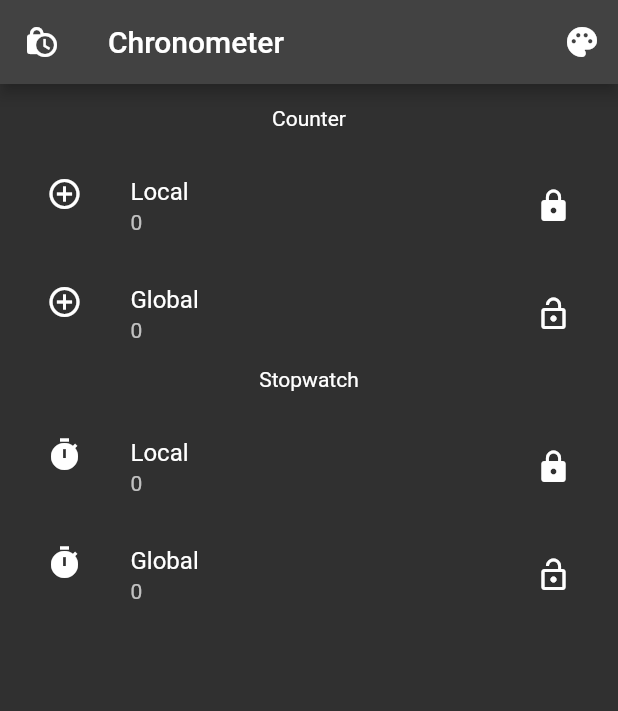
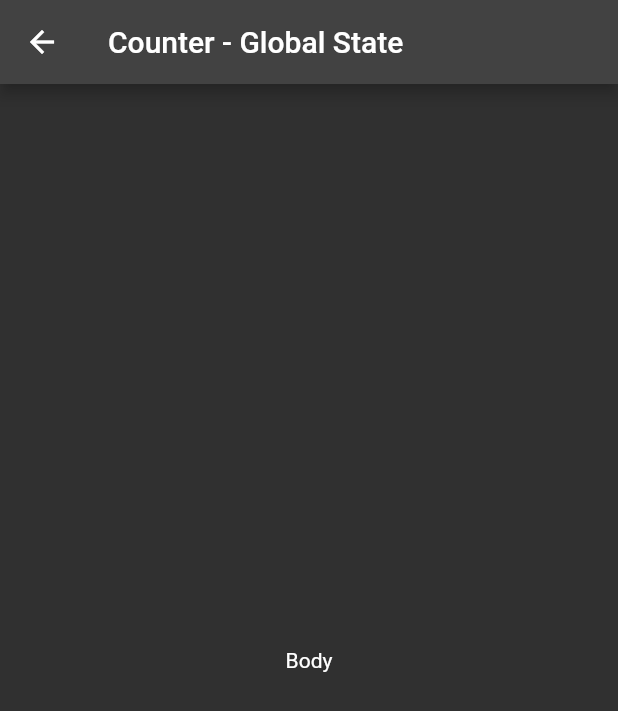
Before and after one commit to armando-mobile-flutter/chronometer, a Flutter app: the screen it shows after launch, after a tap on "Global", on a phone screen of 412 x 824 dp. Shown: the top 711 px of the screen. Run offline on Flutter 3.47's test engine with Material 2 defaults, Android fonts, the phone set to English and light mode, and no system bars; our stand-ins replace equatable, flutter_bloc, shared_preferences.

Commit message:
Create Counter Screen and renderScreen Function

```diff
--- /dev/null
+++ b/lib/app/main/counter/counter_screen.dart
@@ -0,0 +1,62 @@
+import 'package:flutter/cupertino.dart';
+import 'package:flutter/foundation.dart';
+import 'package:flutter/material.dart' hide Theme;
+import 'package:chronometer/app/main/shared/utils/build_theme.dart';
+
+class CouterScreenWithGlobalState extends StatelessWidget {
+  const CouterScreenWithGlobalState({super.key});
+  final String title = 'Counter - Global State';
+
+  @override
+  Widget build(BuildContext context) =>
+      defaultTargetPlatform == TargetPlatform.iOS
+          ? _IOSCounterScreen(title: title)
+          : _AndroidCounterScreen(title: title);
+}
+
+class CouterScreenWithLocalState extends StatelessWidget {
+  final String title = 'Counter - Local State';
+
+  @override
+  Widget build(BuildContext context) =>
+      defaultTargetPlatform == TargetPlatform.iOS
+          ? _IOSCounterScreen(title: title)
+          : _AndroidCounterScreen(title: title);
+}
+
+class _IOSCounterScreen extends StatelessWidget {
+  _IOSCounterScreen({super.key, required this.title});
+  final String title;
+
+  @override
+  Widget build(BuildContext context) {
+    return CupertinoPageScaffold(
+      navigationBar: CupertinoNavigationBar(
+        middle: Text(title),
+        leading: CupertinoButton(
+          child: Icon(CupertinoIcons.back,
+              size: 32, color: BuildTheme.getIOSIconColor(context)),
+          padding: EdgeInsets.zero,
+          onPressed: () => Navigator.pop(context),
+        ),
+      ),
+      child: Container(
+        child: const Text('Body', textAlign: TextAlign.center),
+      ),
+    );
+  }
+}
+
+class _AndroidCounterScreen extends StatelessWidget {
+  _AndroidCounterScreen({super.key, required this.title});
+  final String title;
+
+  @override
+  Widget build(BuildContext context) {
+    return Scaffold(
+        appBar: AppBar(
+          title: Text(title),
+        ),
+        body: Center(child: const Text('Body', textAlign: TextAlign.center)));
+  }
+}
--- a/lib/app/main/models/menu.dart
+++ b/lib/app/main/models/menu.dart
@@ -1,3 +1,6 @@
+import 'package:flutter/cupertino.dart';
+import 'package:chronometer/app/main/counter/counter_screen.dart';
+
 class Menu {
   int _id = 0;
   String _name = '';
@@ -33,8 +36,13 @@ class Menu {
     _options = obj['options'];
   }
 
-  void printMenuAndOption(MenuOption option) {
-    print("Menu: ${this._name}, option: ${option.name}");
+  /// Function that render screen by meu option
+  void renderScreen(MenuOption option, Function pushScreen) {
+    if (this._name == 'Counter') {
+      pushScreen((option.name == 'Global')
+          ? CouterScreenWithGlobalState()
+          : CouterScreenWithLocalState());
+    }
   }
 }
 
--- a/lib/app/main/shared/screen/main_screen.dart
+++ b/lib/app/main/shared/screen/main_screen.dart
@@ -80,7 +80,10 @@ class _IOSMain extends StatelessWidget {
                                 : Icon(CupertinoIcons.lock_circle,
                                     color: BuildTheme.getIOSIconColor(context)),
                             onTap: () {
-                              item.printMenuAndOption(option);
+                              item.renderScreen(
+                                  option,
+                                  (Widget screen) =>
+                                      _pushScreen(context, screen));
                             },
                           ))
                     ],
@@ -133,11 +136,10 @@ class _AndroidMain extends StatelessWidget {
                             ? Icon(Icons.lock_open)
                             : Icon(Icons.lock),
                         onTap: () {
-                          item.printMenuAndOption(option);
+                          item.renderScreen(option,
+                              (Widget screen) => _pushScreen(context, screen));
                         },
-                        onLongPress: () {
-                          item.printMenuAndOption(option);
-                        },
+                        onLongPress: () {},
                       ))
                 ],
               ))
```
